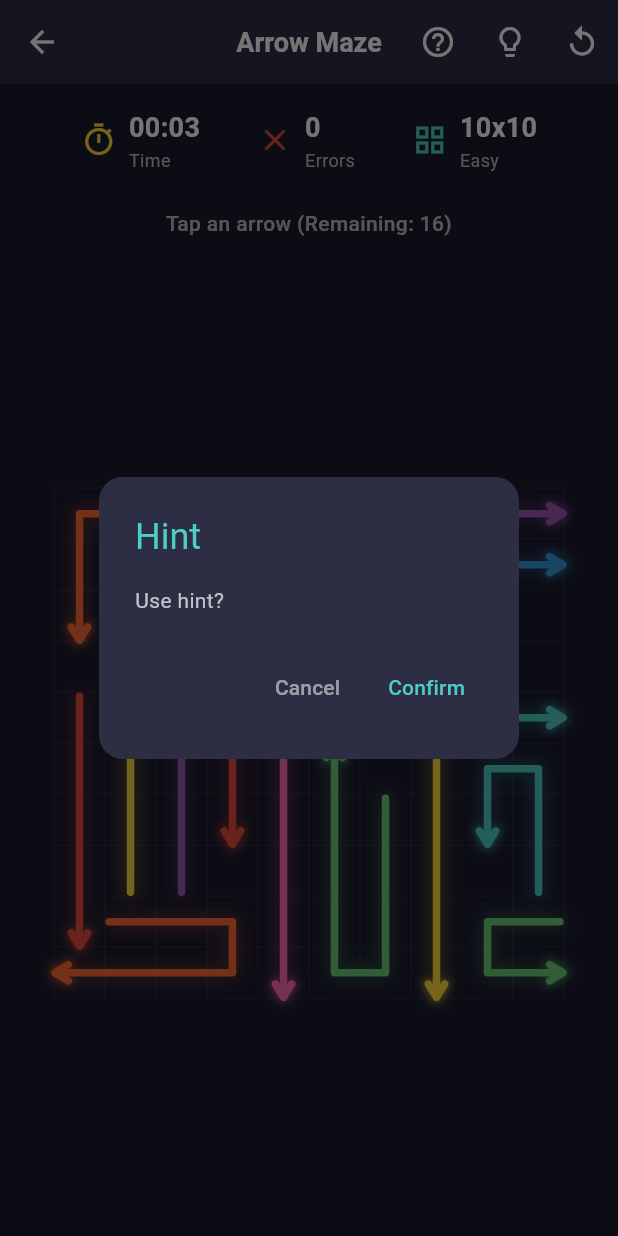
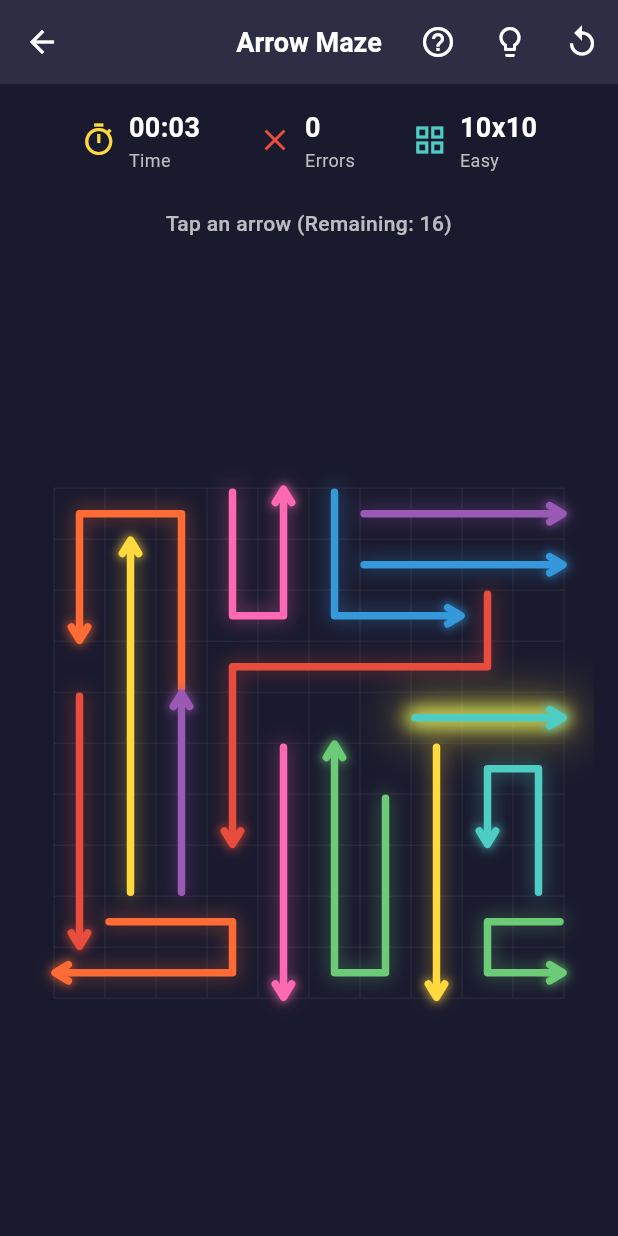
Before and after one commit to mhpark03/badook, a Flutter app: the ArrowMazeScreen screen opened directly, after a tap on the "lightbulb outline" icon, on a phone screen of 412 x 824 dp. Run offline on Flutter 3.47's test engine with Material 3 defaults, Android fonts, the phone set to English and light mode, and no system bars; our stand-ins replace shared_preferences; missing offline and left inert: dart:js_interop; accounts and stored records are empty.

Commit message:
화살표 미로: 힌트 버튼 광고 다이얼로그 제거
Co-Authored-By: Claude Opus 4.5 <noreply@anthropic.com>

```diff
--- a/lib/board_game/games/arrow_maze/arrow_maze_screen.dart
+++ b/lib/board_game/games/arrow_maze/arrow_maze_screen.dart
@@ -36,43 +36,8 @@ class _ArrowMazeScreenState extends State<ArrowMazeScreen> {
     super.dispose();
   }
 
-  void _showHintWithAd() {
-    showDialog(
-      context: context,
-      builder: (context) => AlertDialog(
-        backgroundColor: const Color(0xFF2D2D44),
-        shape: RoundedRectangleBorder(
-          borderRadius: BorderRadius.circular(16),
-        ),
-        title: Text(
-          'dialog.hintTitle'.tr(),
-          style: const TextStyle(color: Color(0xFF4ECDC4)),
-        ),
-        content: Text(
-          'dialog.hintMessage'.tr(),
-          style: const TextStyle(color: Colors.white70),
-        ),
-        actions: [
-          TextButton(
-            onPressed: () => Navigator.pop(context),
-            child: Text(
-              'common.cancel'.tr(),
-              style: const TextStyle(color: Colors.white54),
-            ),
-          ),
-          TextButton(
-            onPressed: () {
-              Navigator.pop(context);
-              _gameState.showHint();
-            },
-            child: Text(
-              'common.confirm'.tr(),
-              style: const TextStyle(color: Color(0xFF4ECDC4)),
-            ),
-          ),
-        ],
-      ),
-    );
+  void _showHint() {
+    _gameState.showHint();
   }
 
   @override
@@ -101,7 +66,7 @@ class _ArrowMazeScreenState extends State<ArrowMazeScreen> {
             ),
             IconButton(
               icon: const Icon(Icons.lightbulb_outline),
-              onPressed: () => _showHintWithAd(),
+              onPressed: _showHint,
               tooltip: 'common.hint'.tr(),
             ),
             IconButton(
```
